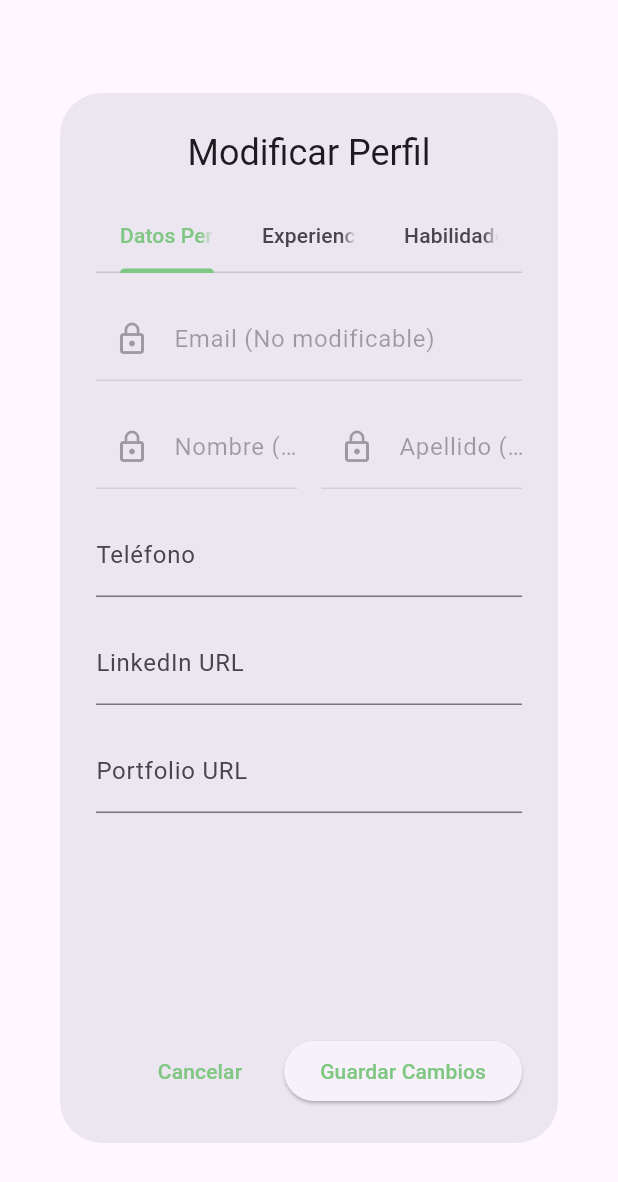
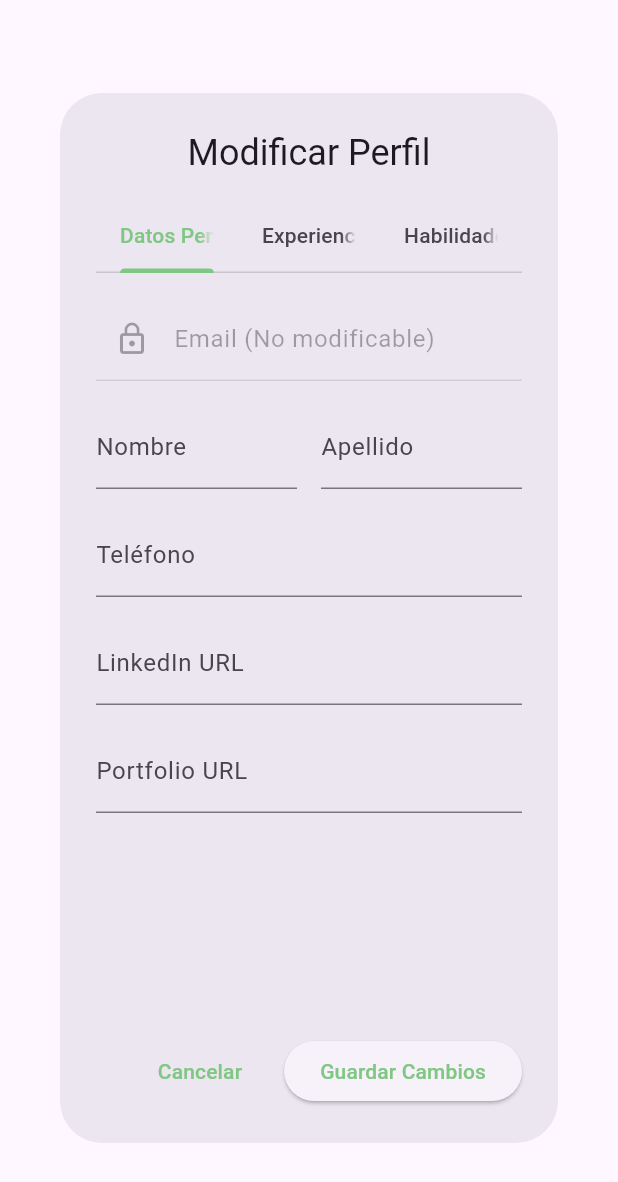
Before and after one commit to Drosc0/bolsaEmpleo_FE, a Flutter app: the EditApplicantProfileDialog widget shown alone on an empty page, opened directly with empty values, on a phone screen of 412 x 824 dp. Shown: the top 1182 px of the screen. Run offline on Flutter 3.47's test engine with Material 3 defaults, Android fonts, the phone set to English and light mode, and no system bars; our stand-ins replace flutter_secure_storage; accounts and stored records are empty; network calls fail.

Commit message:
modificando usuarios

```diff
--- a/lib/data/models/job_offer_model.dart
+++ b/lib/data/models/job_offer_model.dart
@@ -6,6 +6,7 @@ class JobOffer {
   final String location;
   final String salaryRange;
   final String description;
+  final DateTime createdAt;
 
   JobOffer({
     required this.id,
@@ -15,11 +16,11 @@ class JobOffer {
     required this.location,
     required this.salaryRange,
     required this.description,
+    required this.createdAt,
   });
 
   // Método de fábrica para mapear de JSON (backend)
   factory JobOffer.fromJson(Map<String, dynamic> json) {
-
     return JobOffer(
       id: json['id'] as int,
       title: json['title'] as String,
@@ -28,6 +29,7 @@ class JobOffer {
       location: json['location'] as String,
       salaryRange: json['salaryRange'] as String,
       description: json['description'] as String? ?? 'Sin descripción',
+      createdAt: DateTime.parse(json['createdAt'] as String),
     );
   }
 }
--- a/lib/data/models/skill_model.dart
+++ b/lib/data/models/skill_model.dart
@@ -5,7 +5,10 @@ class Skill {
   Skill({this.id, required this.name});
 
   factory Skill.fromJson(Map<String, dynamic> json) {
-    return Skill(id: json['id'] as int?, name: json['name'] as String);
+    return Skill(
+      id: json['id'] as int?,
+      name: (json['name'] ?? json['skillName']) as String,
+    );
   }
 
   Map<String, dynamic> toJson() {
--- a/lib/presentation/dashboard/applicant/widgets/edit_applicant_profile_dialog.dart
+++ b/lib/presentation/dashboard/applicant/widgets/edit_applicant_profile_dialog.dart
@@ -100,6 +100,8 @@ class _EditApplicantProfileDialogState
 
       // Empaquetamos todo para mandarlo al servidor.
       final profileData = {
+        'firstName': _firstNameController.text.trim(),
+        'lastName': _lastNameController.text.trim(),
         'phone': _phoneController.text.trim(),
         'linkedinUrl': _linkedinController.text.trim(),
         'portfolioUrl': _portfolioController.text.trim(),
@@ -175,11 +177,8 @@ class _EditApplicantProfileDialogState
                                   child: TextFormField(
                                     controller: _firstNameController,
                                     decoration: const InputDecoration(
-                                      labelText: 'Nombre (No modificable)',
-                                      prefixIcon: Icon(Icons.lock_outline),
+                                      labelText: 'Nombre',
                                     ),
-                                    readOnly: true,
-                                    enabled: false,
                                   ),
                                 ),
                                 const SizedBox(width: 16),
@@ -187,11 +186,8 @@ class _EditApplicantProfileDialogState
                                   child: TextFormField(
                                     controller: _lastNameController,
                                     decoration: const InputDecoration(
-                                      labelText: 'Apellido (No modificable)',
-                                      prefixIcon: Icon(Icons.lock_outline),
+                                      labelText: 'Apellido',
                                     ),
-                                    readOnly: true,
-                                    enabled: false,
                                   ),
                                 ),
                               ],
--- a/lib/presentation/dashboard/company/widgets/edit_company_profile_dialog.dart
+++ b/lib/presentation/dashboard/company/widgets/edit_company_profile_dialog.dart
@@ -54,6 +54,7 @@ class _EditCompanyProfileDialogState extends State<EditCompanyProfileDialog> {
     try {
       final viewModel = widget.viewModel;
       await viewModel.updateCompanyProfile({
+        'companyName': _nameController.text.trim(),
         'description': _descriptionController.text.trim(),
         'website': _websiteController.text.trim(),
         'location': _locationController.text.trim(),
@@ -109,11 +110,8 @@ class _EditCompanyProfileDialogState extends State<EditCompanyProfileDialog> {
                 TextFormField(
                   controller: _nameController,
                   decoration: const InputDecoration(
-                    labelText: 'Nombre de la Empresa (No modificable)',
-                    prefixIcon: Icon(Icons.lock_outline),
+                    labelText: 'Nombre de la Empresa',
                   ),
-                  readOnly: true,
-                  enabled: false,
                 ),
                 const SizedBox(height: 16),
 
```
Also changed, not shown: lib/presentation/dashboard/company/viewmodel/company_dashboard_view_model.dart (+25 -0 lines).
